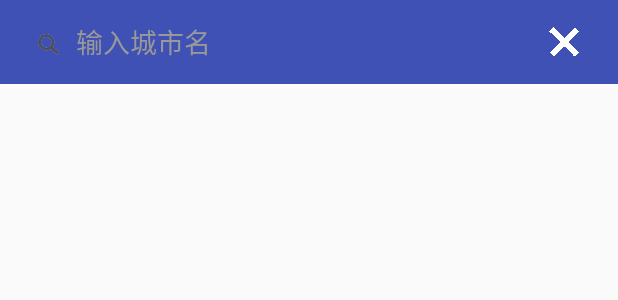
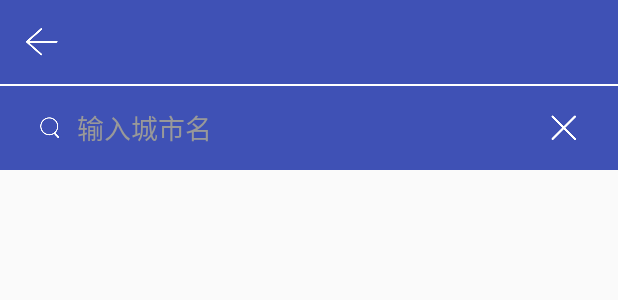
Before and after one commit to chinahbzlj/Weather, an Android app: the layout activity_add_city.xml on its own in the app's theme, with its tools: preview values and no code run, on a phone screen of 412 x 824 dp. Shown: the top 300 px of the screen. Run offline under Robolectric (Android 15) with nearby library versions, the phone set to English and light mode, and no system bars.

Commit message:
城市搜索界面

```diff
--- a/MyWeather/app/src/main/java/com/zhou/myweather/module/city/ManageCityActivity.java
+++ b/MyWeather/app/src/main/java/com/zhou/myweather/module/city/ManageCityActivity.java
@@ -1,5 +1,6 @@
 package com.zhou.myweather.module.city;
 
+import android.content.Intent;
 import android.os.Bundle;
 import android.support.v7.widget.LinearLayoutManager;
 import android.support.v7.widget.RecyclerView;
@@ -8,6 +9,7 @@ import android.view.View;
 import com.zhou.myweather.R;
 import com.zhou.myweather.base.BaseActivity;
 import com.zhou.myweather.model.WeatherInfoManager;
+import com.zhou.myweather.module.weather.AddCityActivity;
 import com.zhou.myweather.util.ToastUtil;
 
 /**
@@ -34,7 +36,8 @@ public class ManageCityActivity extends BaseActivity implements ManageCityContra
         findViewById(R.id.add_city).setOnClickListener(new View.OnClickListener() {
             @Override
             public void onClick(View v) {
-                ToastUtil.getInstance().toastShowS("添加城市");
+//                ToastUtil.getInstance().toastShowS("添加城市");
+//                startActivity(new Intent(ManageCityActivity.this, AddCityActivity.class));
             }
         });
         findViewById(R.id.btn).setOnClickListener(new View.OnClickListener() {
--- a/MyWeather/app/src/main/java/com/zhou/myweather/module/weather/AddCityActivity.java
+++ b/MyWeather/app/src/main/java/com/zhou/myweather/module/weather/AddCityActivity.java
@@ -58,6 +58,7 @@ public class AddCityActivity extends BaseActivity implements HttpEngine.HttpRequ
     protected void onCreate(Bundle savedInstanceState) {
         super.onCreate(savedInstanceState);
         setContentView(R.layout.activity_add_city);
+        toolbar.setTitle("添加城市");
         initView();
 
     }
@@ -72,7 +73,7 @@ public class AddCityActivity extends BaseActivity implements HttpEngine.HttpRequ
 //            }
 //        });
 //        hotCityAdapter.setData(HotCityModel.getHotCitys());
-        hotCityRecyclerView.setLayoutManager(new GridLayoutManager(this,3));
+        hotCityRecyclerView.setLayoutManager(new GridLayoutManager(this, 3));
 //        hotCityRecyclerView.setAdapter(hotCityAdapter);
 
         adapter = new CitysAdapter();
--- a/MyWeather/app/src/main/res/layout/activity_add_city.xml
+++ b/MyWeather/app/src/main/res/layout/activity_add_city.xml
@@ -3,6 +3,13 @@
     android:layout_width="match_parent"
     android:layout_height="match_parent"
     android:orientation="vertical">
+
+    <include layout="@layout/toobars" />
+
+    <View
+        android:layout_width="match_parent"
+        android:layout_height="1dp"
+        android:background="@color/white" />
 
     <LinearLayout
         android:layout_width="match_parent"
@@ -21,8 +28,10 @@
             <ImageView
                 android:id="@+id/icon_search"
                 android:layout_width="wrap_content"
-                android:layout_height="match_parent"
-                android:src="@mipmap/icon_search" />
+                android:layout_height="wrap_content"
+                android:layout_centerVertical="true"
+                android:layout_margin="10dp"
+                android:src="@drawable/icon_search" />
 
             <ImageView
                 android:id="@+id/icon_cancel"
@@ -32,7 +41,7 @@
                 android:layout_centerVertical="true"
                 android:paddingLeft="10dp"
                 android:paddingRight="10dp"
-                android:src="@mipmap/icon_cancel" />
+                android:src="@drawable/icon_cancel" />
 
             <EditText
                 android:id="@+id/search"
--- a/MyWeather/app/src/main/res/layout/activity_setting_city.xml
+++ b/MyWeather/app/src/main/res/layout/activity_setting_city.xml
@@ -66,7 +66,7 @@
                 android:id="@+id/add_city"
                 android:layout_width="wrap_content"
                 android:layout_height="wrap_content"
-                android:background="@drawable/linear_click_background"
+                android:background="?android:attr/selectableItemBackground"
                 android:drawablePadding="5dp"
                 android:drawableTop="@drawable/icon_add_city"
                 android:padding="0dp"
```
Also changed, not shown: MyWeather/app/src/main/java/com/zhou/myweather/module/city/CityAddActivity.java (added, +18 -0 lines), MyWeather/app/src/main/res/drawable-xxhdpi/icon_cancel.png (added), MyWeather/app/src/main/res/drawable-xxhdpi/icon_search.png (added).
